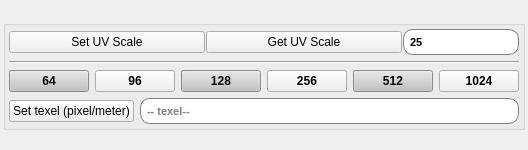
The window that src/developer/main/uvtools/widget/ui/setuvratioUI.ui (code-google-com/mayatools) describes before a commit, drawn with Qt 5.
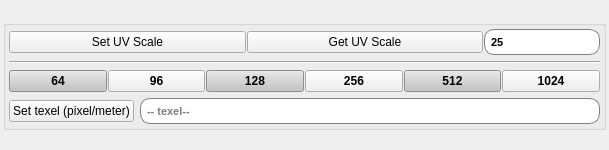
The same window after the commit.

```diff
--- a/src/developer/main/uvtools/widget/ui/setuvratioUI.ui
+++ b/src/developer/main/uvtools/widget/ui/setuvratioUI.ui
@@ -6,7 +6,7 @@
    <rect>
     <x>0</x>
     <y>0</y>
-    <width>399</width>
+    <width>609</width>
     <height>150</height>
    </rect>
   </property>
@@ -123,6 +123,9 @@
        </item>
        <item>
         <layout class="QHBoxLayout" name="horizontalLayout_2">
+         <property name="spacing">
+          <number>1</number>
+         </property>
          <item>
           <widget class="QPushButton" name="btn64">
            <property name="styleSheet">
```
